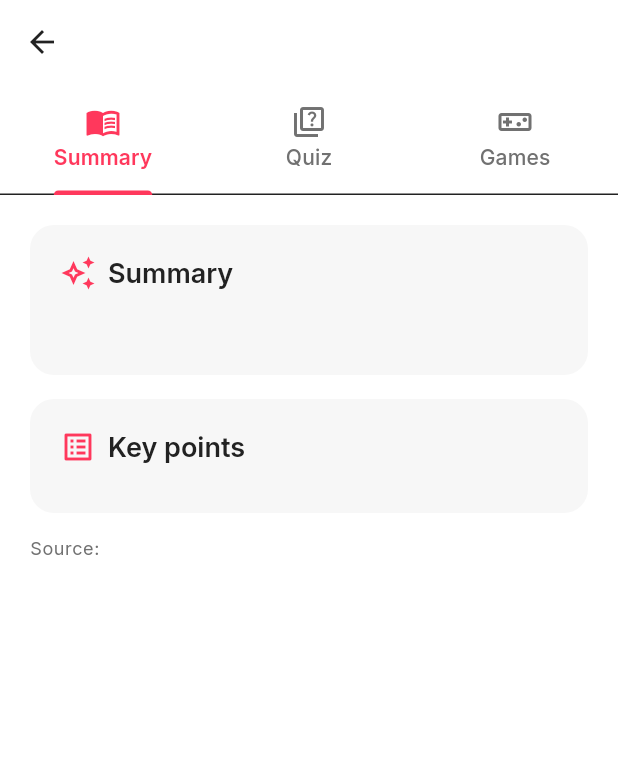
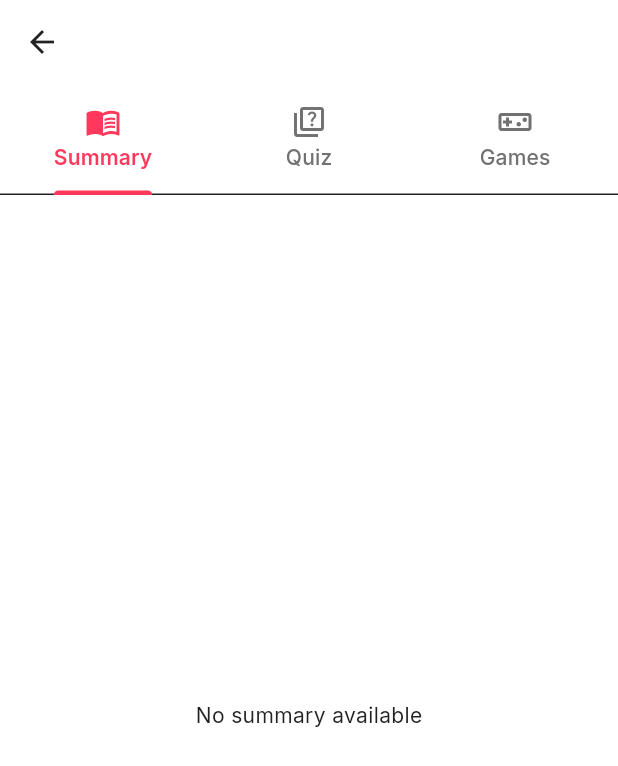
Before and after one commit to Ifthikar20/playstudy-mb-ui, a Flutter app: the MaterialPage screen opened directly with empty values, on a phone screen of 412 x 824 dp. Shown: the top 766 px of the screen. Run offline on Flutter 3.47's test engine with Material 3 defaults, Android fonts, the phone set to English and light mode, and no system bars; our stand-ins replace dio, equatable, file_picker, fl_chart, flutter_bloc, go_router and 5 more; missing offline and left inert: flame; accounts and stored records are empty.

Commit message:
feat(summary): paginate summary into swipeable sections
Replace the single scrolling summary with a PageView: the overview first (split
into pages when long), then one page per key point. Adds Back/Next controls, a
progress bar, and a page counter; swipe to advance to the next section.

https://claude.ai/code/session_01CWDKY9xMRKegDypSGd4Lq9

```diff
--- a/lib/features/learning/presentation/widgets/summary_view.dart
+++ b/lib/features/learning/presentation/widgets/summary_view.dart
@@ -1,72 +1,138 @@
 import 'package:flutter/material.dart';
 import '../../data/models/learning_models.dart';
 
-class SummaryView extends StatelessWidget {
+/// Paginated summary: swipe (or use Back/Next) to move section by section —
+/// the overview first (split into pages when long), then each key point.
+class SummaryView extends StatefulWidget {
   final LearningMaterial material;
   const SummaryView({super.key, required this.material});
 
   @override
+  State<SummaryView> createState() => _SummaryViewState();
+}
+
+class _SummaryViewState extends State<SummaryView> {
+  final _controller = PageController();
+  int _index = 0;
+  late final List<_SummaryPage> _pages = _build();
+
+  List<_SummaryPage> _build() {
+    final m = widget.material;
+    final pages = <_SummaryPage>[];
+
+    // Overview: break a long summary into paragraph-sized pages.
+    final paras = m.summary
+        .split(RegExp(r'\n\s*\n'))
+        .map((s) => s.trim())
+        .where((s) => s.isNotEmpty)
+        .toList();
+    if (paras.isEmpty && m.summary.trim().isNotEmpty) {
+      paras.add(m.summary.trim());
+    }
+    for (var i = 0; i < paras.length; i++) {
+      pages.add(_SummaryPage(
+        icon: Icons.auto_awesome_outlined,
+        title: paras.length > 1 ? 'Overview (${i + 1}/${paras.length})' : 'Overview',
+        body: paras[i],
+      ));
+    }
+
+    // One page per key point.
+    for (var i = 0; i < m.keyPoints.length; i++) {
+      pages.add(_SummaryPage(
+        icon: Icons.lightbulb_outline,
+        title: 'Key point ${i + 1}',
+        body: m.keyPoints[i],
+      ));
+    }
+    return pages;
+  }
+
+  @override
+  void dispose() {
+    _controller.dispose();
+    super.dispose();
+  }
+
+  void _go(int i) => _controller.animateToPage(
+        i,
+        duration: const Duration(milliseconds: 280),
+        curve: Curves.easeInOut,
+      );
+
+  @override
   Widget build(BuildContext context) {
     final theme = Theme.of(context);
-    return ListView(
-      padding: const EdgeInsets.all(20),
+    if (_pages.isEmpty) {
+      return Center(
+        child: Text('No summary available', style: theme.textTheme.bodyMedium),
+      );
+    }
+    return Column(
       children: [
-        Card(
+        Expanded(
+          child: PageView.builder(
+            controller: _controller,
+            itemCount: _pages.length,
+            onPageChanged: (i) => setState(() => _index = i),
+            itemBuilder: (_, i) => _PageCard(
+              page: _pages[i],
+              index: i,
+              total: _pages.length,
+            ),
+          ),
+        ),
+        _Footer(
+          index: _index,
+          total: _pages.length,
+          sourceRef: widget.material.sourceRef,
+          onPrev: _index > 0 ? () => _go(_index - 1) : null,
+          onNext: _index < _pages.length - 1 ? () => _go(_index + 1) : null,
+        ),
+      ],
+    );
+  }
+}
+
+class _SummaryPage {
+  final IconData icon;
+  final String title;
+  final String body;
+  const _SummaryPage({required this.icon, required this.title, required this.body});
+}
+
+class _PageCard extends StatelessWidget {
+  final _SummaryPage page;
+  final int index;
+  final int total;
+  const _PageCard({required this.page, required this.index, required this.total});
+
+  @override
+  Widget build(BuildContext context) {
+    final theme = Theme.of(context);
+    return Padding(
+      padding: const EdgeInsets.fromLTRB(20, 20, 20, 8),
+      child: SizedBox.expand(
+        child: Card(
           child: Padding(
             padding: const EdgeInsets.all(20),
             child: Column(
               crossAxisAlignment: CrossAxisAlignment.start,
               children: [
                 Row(children: [
-                  Icon(Icons.auto_awesome_outlined,
-                      color: theme.colorScheme.primary),
+                  Icon(page.icon, color: theme.colorScheme.primary),
                   const SizedBox(width: 8),
-                  Text('Summary', style: theme.textTheme.titleLarge),
+                  Expanded(
+                    child: Text(page.title, style: theme.textTheme.titleLarge),
+                  ),
+                  Text('${index + 1} / $total', style: theme.textTheme.bodySmall),
                 ]),
-                const SizedBox(height: 12),
-                Text(material.summary,
-                    style: theme.textTheme.bodyLarge?.copyWith(height: 1.5)),
-              ],
-            ),
-          ),
-        ),
                 const SizedBox(height: 16),
-        Card(
-          child: Padding(
-            padding: const EdgeInsets.all(20),
-            child: Column(
-              crossAxisAlignment: CrossAxisAlignment.start,
-              children: [
-                Row(children: [
-                  Icon(Icons.list_alt_outlined,
-                      color: theme.colorScheme.primary),
-                  const SizedBox(width: 8),
-                  Text('Key points', style: theme.textTheme.titleLarge),
-                ]),
-                const SizedBox(height: 12),
-                ...material.keyPoints.map(
-                  (p) => Padding(
-                    padding: const EdgeInsets.only(bottom: 10),
-                    child: Row(
-                      crossAxisAlignment: CrossAxisAlignment.start,
-                      children: [
-                        Padding(
-                          padding: const EdgeInsets.only(top: 6),
-                          child: Container(
-                            width: 6,
-                            height: 6,
-                            decoration: BoxDecoration(
-                              shape: BoxShape.circle,
-                              color: theme.colorScheme.primary,
-                            ),
-                          ),
-                        ),
-                        const SizedBox(width: 12),
                 Expanded(
-                            child: Text(p,
-                                style: theme.textTheme.bodyLarge
-                                    ?.copyWith(height: 1.4))),
-                      ],
+                  child: SingleChildScrollView(
+                    child: Text(
+                      page.body,
+                      style: theme.textTheme.bodyLarge?.copyWith(height: 1.55),
                     ),
                   ),
                 ),
@@ -74,14 +140,67 @@ class SummaryView extends StatelessWidget {
             ),
           ),
         ),
-        const SizedBox(height: 16),
+      ),
+    );
+  }
+}
+
+class _Footer extends StatelessWidget {
+  final int index;
+  final int total;
+  final String sourceRef;
+  final VoidCallback? onPrev;
+  final VoidCallback? onNext;
+  const _Footer({
+    required this.index,
+    required this.total,
+    required this.sourceRef,
+    this.onPrev,
+    this.onNext,
+  });
+
+  @override
+  Widget build(BuildContext context) {
+    final theme = Theme.of(context);
+    return Padding(
+      padding: const EdgeInsets.fromLTRB(20, 4, 20, 16),
+      child: Column(
+        children: [
+          ClipRRect(
+            borderRadius: BorderRadius.circular(4),
+            child: LinearProgressIndicator(
+              value: total == 0 ? 0 : (index + 1) / total,
+              minHeight: 4,
+              backgroundColor: theme.dividerColor,
+            ),
+          ),
+          const SizedBox(height: 8),
+          Row(
+            children: [
+              TextButton.icon(
+                onPressed: onPrev,
+                icon: const Icon(Icons.arrow_back_ios_new, size: 16),
+                label: const Text('Back'),
+              ),
+              const Spacer(),
+              Text('Page ${index + 1} of $total', style: theme.textTheme.bodySmall),
+              const Spacer(),
+              TextButton.icon(
+                onPressed: onNext,
+                icon: const Icon(Icons.arrow_forward_ios, size: 16),
+                label: const Text('Next'),
+              ),
+            ],
+          ),
+          if (sourceRef.isNotEmpty)
             Text(
-          'Source: ${material.sourceRef}',
+              'Source: $sourceRef',
               style: theme.textTheme.bodySmall,
-          maxLines: 2,
+              maxLines: 1,
               overflow: TextOverflow.ellipsis,
             ),
         ],
+      ),
     );
   }
 }
```
Lines whose indentation alone changed are shown as unchanged.
